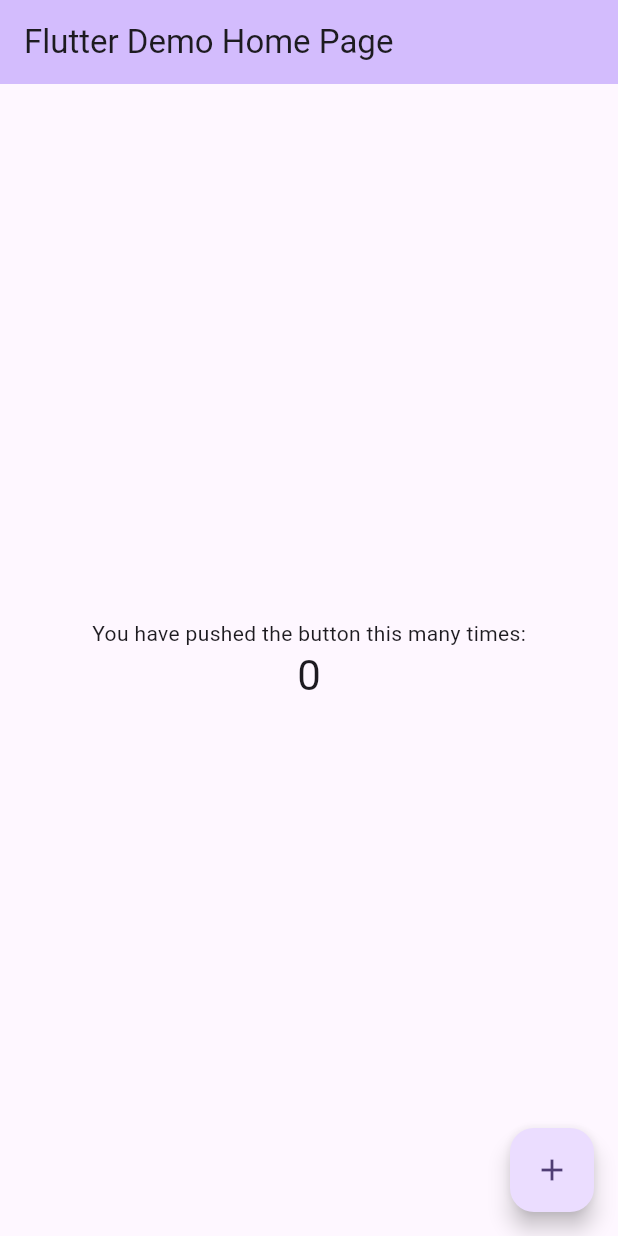
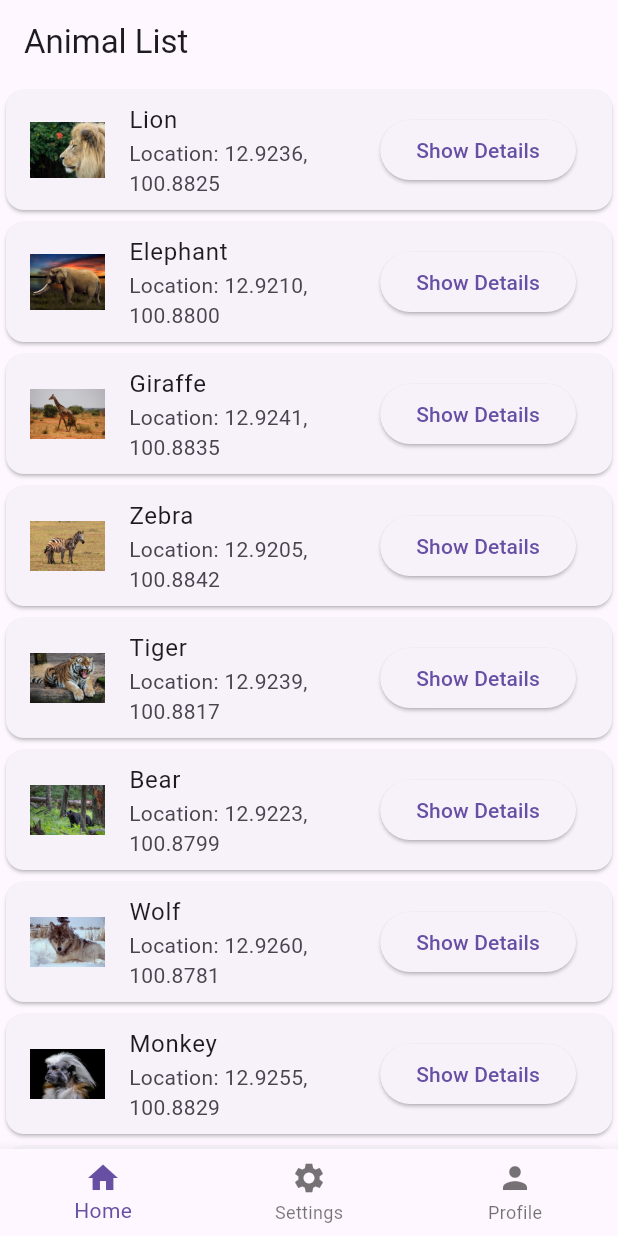
Before and after one commit to popcodelab/ezcars, a Flutter app: the screen it shows after launch, on a phone screen of 412 x 824 dp. Run offline on Flutter 3.47's test engine with Material 3 defaults, Android fonts, the phone set to English and light mode, and no system bars.

Commit message:
Base of app : 3 screens + 1 service + Navigation

```diff
--- /dev/null
+++ b/lib/features/common/details_screen.dart
@@ -0,0 +1,19 @@
+import 'package:flutter/material.dart';
+
+class DetailsScreen extends StatelessWidget {
+  final String detail;
+
+  const DetailsScreen({super.key, required this.detail});
+
+  @override
+  Widget build(BuildContext context) {
+    return Scaffold(
+      appBar: AppBar(
+        title: const Text('Details Screen'),
+      ),
+      body: Center(
+        child: Text(detail),
+      ),
+    );
+  }
+}
--- /dev/null
+++ b/lib/features/home/home_screen.dart
@@ -0,0 +1,87 @@
+import 'package:flutter/material.dart';
+
+import 'model/animal.dart';
+import 'services/impl/animal_service.dart';
+
+// HomeScreen with Animal List and In-Place Details
+class HomeScreen extends StatefulWidget {
+  final AnimalService animalService;
+
+  const HomeScreen({super.key, required this.animalService});
+
+  @override
+  _HomeScreenState createState() => _HomeScreenState();
+}
+
+class _HomeScreenState extends State<HomeScreen> {
+  int? _selectedAnimalIndex;
+
+  @override
+  Widget build(BuildContext context) {
+    //List<Animal> animals = widget.animalService.getAnimals().take(5).toList();
+    List<Animal> animals = widget.animalService.getAnimals();
+
+    return Scaffold(
+      appBar: AppBar(
+        title: const Text('Animal List'),
+      ),
+      body: ListView.builder(
+        itemCount: animals.length,
+        itemBuilder: (context, index) {
+          Animal animal = animals[index];
+          return Card(
+            child: Column(
+              children: [
+                ListTile(
+                  leading:  Image.asset(animal.imageUrl, width: 50, height: 50), // Use Image.asset
+                  title: Text(animal.name),
+                  subtitle: Text(
+                      'Location: ${animal.latitude.toStringAsFixed(4)}, ${animal.longitude.toStringAsFixed(4)}'),
+                  trailing: ElevatedButton(
+                    onPressed: () {
+                      setState(() {
+                        _selectedAnimalIndex = (_selectedAnimalIndex == index)
+                            ? null
+                            : index; // Toggle details visibility
+                      });
+                    },
+                    child: Text(_selectedAnimalIndex == index ? 'Hide Details' : 'Show Details'),
+                  ),
+                ),
+                if (_selectedAnimalIndex == index)
+                  Padding(
+                    padding: const EdgeInsets.all(16.0),
+                    child: Column(
+                      crossAxisAlignment: CrossAxisAlignment.start,
+                      children: [
+                        Image.asset(
+                          animal.imageUrl,
+                          height: 150,
+                          width: double.infinity,
+                          fit: BoxFit.cover,
+                        ),
+                        const SizedBox(height: 8.0),
+                        Text(
+                          animal.name,
+                          style: const TextStyle(fontSize: 18, fontWeight: FontWeight.bold),
+                        ),
+                        const SizedBox(height: 4.0),
+                        Text(
+                          'Latitude: ${animal.latitude.toStringAsFixed(4)}',
+                          style: const TextStyle(fontSize: 16),
+                        ),
+                        Text(
+                          'Longitude: ${animal.longitude.toStringAsFixed(4)}',
+                          style: const TextStyle(fontSize: 16),
+                        ),
+                      ],
+                    ),
+                  ),
+              ],
+            ),
+          );
+        },
+      ),
+    );
+  }
+}
--- /dev/null
+++ b/lib/features/home/model/animal.dart
@@ -0,0 +1,13 @@
+class Animal {
+  final String name;
+  final String imageUrl;
+  final double latitude;
+  final double longitude;
+
+  Animal({
+    required this.name,
+    required this.imageUrl,
+    required this.latitude,
+    required this.longitude,
+  });
+}
--- /dev/null
+++ b/lib/features/home/services/i_animal_service.dart
@@ -0,0 +1,5 @@
+import '../model/animal.dart';
+
+abstract class IAnimalService {
+  List<Animal> getAnimals();
+}
--- /dev/null
+++ b/lib/features/home/services/impl/animal_service.dart
@@ -0,0 +1,74 @@
+
+import '../../model/animal.dart';
+import '../i_animal_service.dart';
+
+// Animal Service with Local Asset Image Paths
+class AnimalService implements IAnimalService {
+  final List<Animal> _animals = [
+    Animal(
+      name: 'Lion',
+      imageUrl: 'assets/images/lion.jpg',
+      latitude: 12.9236,
+      longitude: 100.8825,
+    ),
+    Animal(
+      name: 'Elephant',
+      imageUrl: 'assets/images/elephant.jpg',
+      latitude: 12.9210,
+      longitude: 100.8800,
+    ),
+    Animal(
+      name: 'Giraffe',
+      imageUrl: 'assets/images/giraffe.jpg',
+      latitude: 12.9241,
+      longitude: 100.8835,
+    ),
+    Animal(
+      name: 'Zebra',
+      imageUrl: 'assets/images/zebra.jpg',
+      latitude: 12.9205,
+      longitude: 100.8842,
+    ),
+    Animal(
+      name: 'Tiger',
+      imageUrl: 'assets/images/tiger.jpg',
+      latitude: 12.9239,
+      longitude: 100.8817,
+    ),
+    Animal(
+      name: 'Bear',
+      imageUrl: 'assets/images/bear.jpg',
+      latitude: 12.9223,
+      longitude: 100.8799,
+    ),
+    Animal(
+      name: 'Wolf',
+      imageUrl: 'assets/images/wolf.jpg',
+      latitude: 12.9260,
+      longitude: 100.8781,
+    ),
+    Animal(
+      name: 'Monkey',
+      imageUrl: 'assets/images/monkey.jpg',
+      latitude: 12.9255,
+      longitude: 100.8829,
+    ),
+    Animal(
+      name: 'Panda',
+      imageUrl: 'assets/images/panda.jpg',
+      latitude: 12.9247,
+      longitude: 100.8811,
+    ),
+    Animal(
+      name: 'Kangaroo',
+      imageUrl: 'assets/images/kangaroo.jpg',
+      latitude: 12.9218,
+      longitude: 100.8797,
+    ),
+  ];
+
+  @override
+  List<Animal> getAnimals() {
+    return _animals;
+  }
+}
--- /dev/null
+++ b/lib/features/profile_screen.dart
@@ -0,0 +1,26 @@
+import 'package:flutter/material.dart';
+
+import 'common/details_screen.dart';
+
+class ProfileScreen extends StatelessWidget {
+  const ProfileScreen({super.key});
+
+  @override
+  Widget build(BuildContext context) {
+    return Scaffold(
+      appBar: AppBar(
+        title: const Text('Profile Screen'),
+      ),
+      body: Center(
+        child: ElevatedButton(
+          onPressed: () {
+            Navigator.of(context).push(
+              MaterialPageRoute(builder: (context) => const DetailsScreen(detail: "Profile Details")),
+            );
+          },
+          child: const Text('Go to Details'),
+        ),
+      ),
+    );
+  }
+}
--- /dev/null
+++ b/lib/features/settings_screen.dart
@@ -0,0 +1,26 @@
+import 'package:flutter/material.dart';
+
+import 'common/details_screen.dart';
+
+class SettingsScreen extends StatelessWidget {
+  const SettingsScreen({super.key});
+
+  @override
+  Widget build(BuildContext context) {
+    return Scaffold(
+      appBar: AppBar(
+        title: const Text('Settings Screen'),
+      ),
+      body: Center(
+        child: ElevatedButton(
+          onPressed: () {
+            Navigator.of(context).push(
+              MaterialPageRoute(builder: (context) => const DetailsScreen(detail: "Settings Details")),
+            );
+          },
+          child: const Text('Go to Details'),
+        ),
+      ),
+    );
+  }
+}
--- a/lib/main.dart
+++ b/lib/main.dart
@@ -1,4 +1,8 @@
 import 'package:flutter/material.dart';
+
+import 'main_screen.dart';
+
+
 
 void main() {
   runApp(const MyApp());
@@ -7,119 +11,11 @@
 class MyApp extends StatelessWidget {
   const MyApp({super.key});
 
-  // This widget is the root of your application.
   @override
   Widget build(BuildContext context) {
-    return MaterialApp(
-      title: 'Flutter Demo',
-      theme: ThemeData(
-        // This is the theme of your application.
-        //
-        // TRY THIS: Try running your application with "flutter run". You'll see
-        // the application has a purple toolbar. Then, without quitting the app,
-        // try changing the seedColor in the colorScheme below to Colors.green
-        // and then invoke "hot reload" (save your changes or press the "hot
-        // reload" button in a Flutter-supported IDE, or press "r" if you used
-        // the command line to start the app).
-        //
-        // Notice that the counter didn't reset back to zero; the application
-        // state is not lost during the reload. To reset the state, use hot
-        // restart instead.
-        //
-        // This works for code too, not just values: Most code changes can be
-        // tested with just a hot reload.
-        colorScheme: ColorScheme.fromSeed(seedColor: Colors.deepPurple),
-        useMaterial3: true,
-      ),
-      home: const MyHomePage(title: 'Flutter Demo Home Page'),
+    return const MaterialApp(
+      title: 'NavigationRail & BottomNavigationBar Example',
+      home: MainScreen(),
     );
   }
 }
-
-class MyHomePage extends StatefulWidget {
-  const MyHomePage({super.key, required this.title});
-
-  // This widget is the home page of your application. It is stateful, meaning
-  // that it has a State object (defined below) that contains fields that affect
-  // how it looks.
-
-  // This class is the configuration for the state. It holds the values (in this
-  // case the title) provided by the parent (in this case the App widget) and
-  // used by the build method of the State. Fields in a Widget subclass are
-  // always marked "final".
-
-  final String title;
-
-  @override
-  State<MyHomePage> createState() => _MyHomePageState();
-}
-
-class _MyHomePageState extends State<MyHomePage> {
-  int _counter = 0;
-
-  void _incrementCounter() {
-    setState(() {
-      // This call to setState tells the Flutter framework that something has
-      // changed in this State, which causes it to rerun the build method below
-      // so that the display can reflect the updated values. If we changed
-      // _counter without calling setState(), then the build method would not be
-      // called again, and so nothing would appear to happen.
-      _counter++;
-    });
-  }
-
-  @override
-  Widget build(BuildContext context) {
-    // This method is rerun every time setState is called, for instance as done
-    // by the _incrementCounter method above.
-    //
-    // The Flutter framework has been optimized to make rerunning build methods
-    // fast, so that you can just rebuild anything that needs updating rather
-    // than having to individually change instances of widgets.
-    return Scaffold(
-      appBar: AppBar(
-        // TRY THIS: Try changing the color here to a specific color (to
-        // Colors.amber, perhaps?) and trigger a hot reload to see the AppBar
-        // change color while the other colors stay the same.
-        backgroundColor: Theme.of(context).colorScheme.inversePrimary,
-        // Here we take the value from the MyHomePage object that was created by
-        // the App.build method, and use it to set our appbar title.
-        title: Text(widget.title),
-      ),
-      body: Center(
-        // Center is a layout widget. It takes a single child and positions it
-        // in the middle of the parent.
-        child: Column(
-          // Column is also a layout widget. It takes a list of children and
-          // arranges them vertically. By default, it sizes itself to fit its
-          // children horizontally, and tries to be as tall as its parent.
-          //
-          // Column has various properties to control how it sizes itself and
-          // how it positions its children. Here we use mainAxisAlignment to
-          // center the children vertically; the main axis here is the vertical
-          // axis because Columns are vertical (the cross axis would be
-          // horizontal).
-          //
-          // TRY THIS: Invoke "debug painting" (choose the "Toggle Debug Paint"
-          // action in the IDE, or press "p" in the console), to see the
-          // wireframe for each widget.
-          mainAxisAlignment: MainAxisAlignment.center,
-          children: <Widget>[
-            const Text(
-              'You have pushed the button this many times:',
-            ),
-            Text(
-              '$_counter',
-              style: Theme.of(context).textTheme.headlineMedium,
-            ),
-          ],
-        ),
-      ),
-      floatingActionButton: FloatingActionButton(
-        onPressed: _incrementCounter,
-        tooltip: 'Increment',
-        child: const Icon(Icons.add),
-      ), // This trailing comma makes auto-formatting nicer for build methods.
-    );
-  }
-}
--- /dev/null
+++ b/lib/main_screen.dart
@@ -0,0 +1,113 @@
+import 'package:flutter/material.dart';
+
+import 'features/home/home_screen.dart';
+import 'features/home/services/impl/animal_service.dart';
+import 'features/profile_screen.dart';
+import 'features/settings_screen.dart';
+
+class MainScreen extends StatefulWidget {
+  const MainScreen({super.key});
+
+  @override
+  _MainScreenState createState() => _MainScreenState();
+}
+
+class _MainScreenState extends State<MainScreen> {
+  int _selectedIndex = 0;
+
+  // A list of keys for managing each Navigator independently
+  final List<GlobalKey<NavigatorState>> _navigatorKeys = [
+    GlobalKey<NavigatorState>(),
+    GlobalKey<NavigatorState>(),
+    GlobalKey<NavigatorState>(),
+  ];
+
+  @override
+  Widget build(BuildContext context) {
+    // Determine if the screen is wide enough to use NavigationRail
+    bool useNavigationRail = MediaQuery.of(context).size.width >= 600;
+
+    return Scaffold(
+      body: Row(
+        children: [
+          if (useNavigationRail)
+            NavigationRail(
+              selectedIndex: _selectedIndex,
+              onDestinationSelected: (int index) {
+                setState(() {
+                  _selectedIndex = index;
+                });
+              },
+              labelType: NavigationRailLabelType.selected,
+              destinations: const [
+                NavigationRailDestination(
+                  icon: Icon(Icons.home),
+                  label: Text('Home'),
+                ),
+                NavigationRailDestination(
+                  icon: Icon(Icons.settings),
+                  label: Text('Settings'),
+                ),
+                NavigationRailDestination(
+                  icon: Icon(Icons.person),
+                  label: Text('Profile'),
+                ),
+              ],
+            ),
+          // SafeArea to prevent overlapping with system UI
+          Expanded(
+            child: SafeArea(
+              child: Navigator(
+                key: _navigatorKeys[_selectedIndex],
+                onGenerateRoute: (RouteSettings settings) {
+                  WidgetBuilder builder;
+                  switch (_selectedIndex) {
+                    case 0:
+                    // Instantiate AnimalService here
+                      final animalService = AnimalService();
+                      builder = (BuildContext _) => HomeScreen(animalService: animalService); {}
+                      break;
+                    case 1:
+                      builder = (BuildContext _) => const SettingsScreen();
+                      break;
+                    case 2:
+                      builder = (BuildContext _) => const ProfileScreen();
+                      break;
+                    default:
+                      throw Exception("Invalid index");
+                  }
+                  return MaterialPageRoute(builder: builder, settings: settings);
+                },
+              ),
+            ),
+          ),
+        ],
+      ),
+      // BottomNavigationBar for smaller screens
+      bottomNavigationBar: useNavigationRail
+          ? null
+          : BottomNavigationBar(
+        currentIndex: _selectedIndex,
+        onTap: (int index) {
+          setState(() {
+            _selectedIndex = index;
+          });
+        },
+        items: const [
+          BottomNavigationBarItem(
+            icon: Icon(Icons.home),
+            label: 'Home',
+          ),
+          BottomNavigationBarItem(
+            icon: Icon(Icons.settings),
+            label: 'Settings',
+          ),
+          BottomNavigationBarItem(
+            icon: Icon(Icons.person),
+            label: 'Profile',
+          ),
+        ],
+      ),
+    );
+  }
+}
--- a/pubspec.yaml
+++ b/pubspec.yaml
@@ -58,6 +58,9 @@ flutter:
   # the material Icons class.
   uses-material-design: true
 
+  assets:
+    - assets/images/
+
   # To add assets to your application, add an assets section, like this:
   # assets:
   #   - images/a_dot_burr.jpeg
```
Also changed, not shown: assets/images/bear.jpg (added), assets/images/elephant.jpg (added), assets/images/giraffe.jpg (added), assets/images/kangaroo.jpg (added), assets/images/lion.jpg (added), assets/images/monkey.jpg (added), assets/images/panda.jpg (added), assets/images/tiger.jpg (added), assets/images/wolf.jpg (added), assets/images/zebra.jpg (added).
